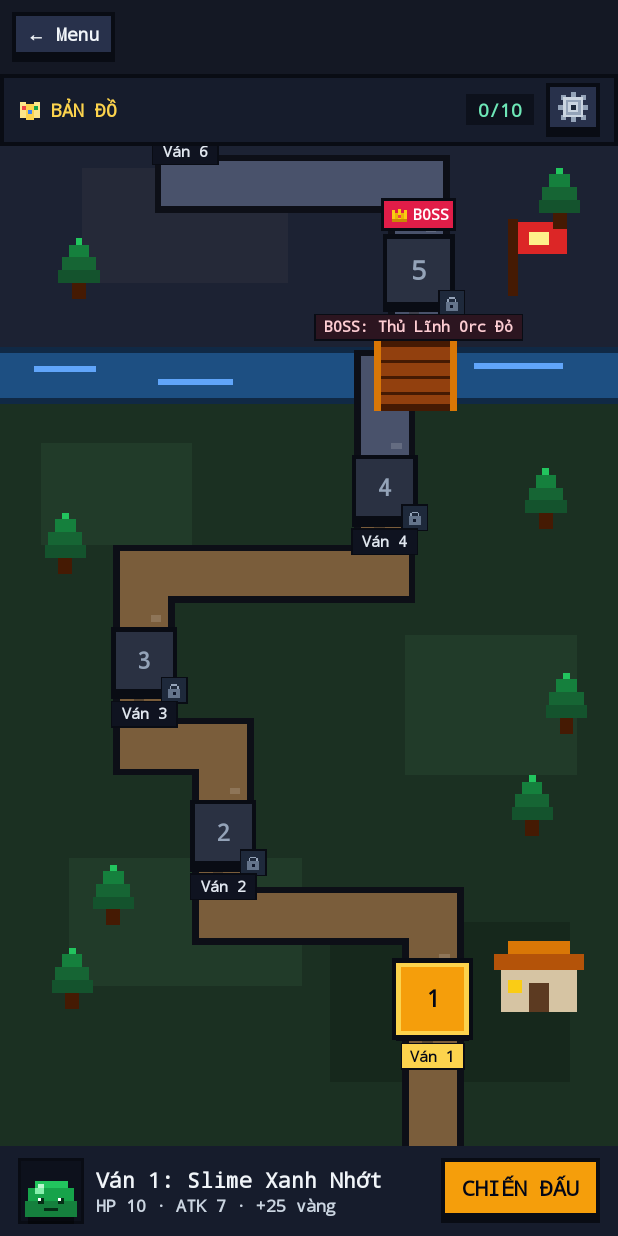
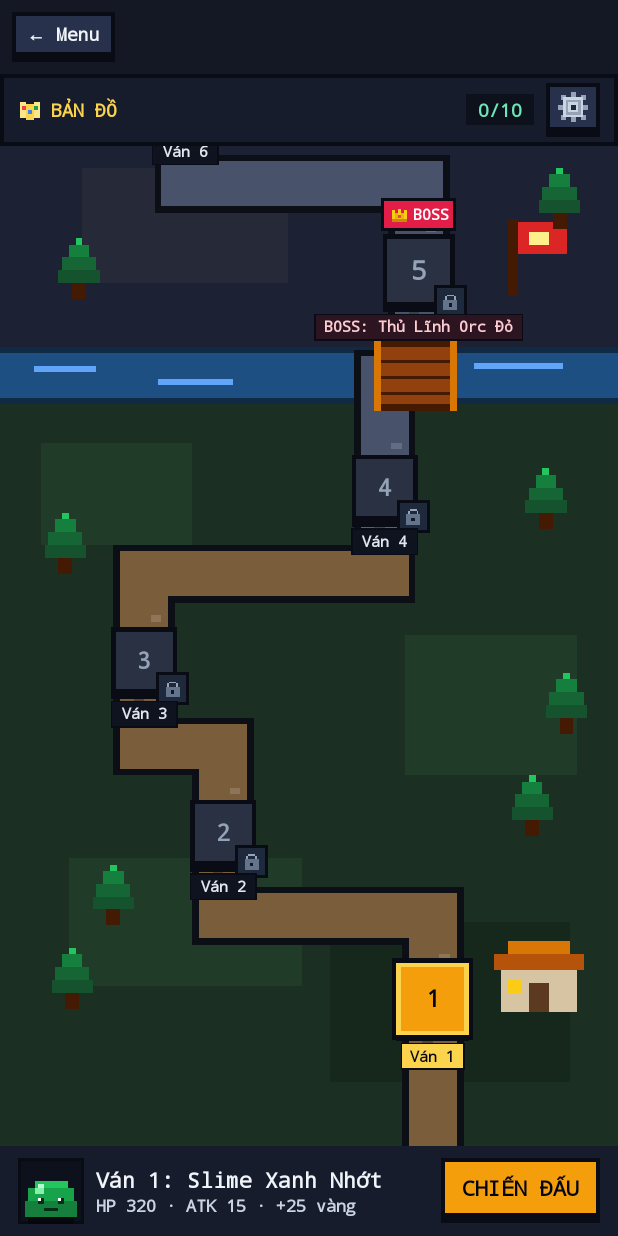
Before and after one commit to tuanduy14/PUG-androidG2026-, an Android app: the screen it shows after launch (MapActivity), after a tap on "CHIẾN ĐẤU", on a phone screen of 412 x 824 dp. Run offline under Robolectric (Android 15) with nearby library versions, the phone set to English and light mode, and no system bars.

Commit message:
final update

```diff
--- a/app/src/main/java/com/example/pugcore/GameData.java
+++ b/app/src/main/java/com/example/pugcore/GameData.java
@@ -86,7 +86,7 @@ public final class GameData {
         public final Archetype archetype; public final String name, tagline;
         Stage(int stage, boolean boss, Archetype a, String name, int hp, int atk, int gold, int exp, String tagline) {
             this.stage = stage; this.isBoss = boss; this.archetype = a; this.name = name;
-            this.maxHp = Math.max(1, Math.round(hp * MONSTER_HP_SCALE));
+            this.maxHp = Math.max(1, hp);
             this.atk = atk; this.attack = atk; this.goldReward = gold; this.rewardGold = gold; this.expReward = exp; this.tagline = tagline;
         }
     }
@@ -97,18 +97,15 @@ public final class GameData {
         }
     }
 
-    // ====== CÂN BẰNG GAME (chỉnh ở đây) ======
-    /** Thời gian 1 lượt tấn công. Bản mẫu là 3s (click), hít đất thật chậm hơn nhiều nên để 20s. */
+
+
     public static final long RUSH_DURATION_MS = 20_000;
     public static final int TURN_SECONDS = 20;
     public static final int POTION_HEAL = 50;
     public static final int POTION_PRICE = 20;
     public static final int BASE_HP = 100;
-    /**
-     * Bản mẫu tính theo click (~10 click/giây), còn hít đất ~0,5 rep/giây => HP quái gốc quá cao.
-     * Toàn bộ HP quái được nhân với hệ số này. Muốn khó như bản mẫu thì đặt 1f.
-     */
-    public static final float MONSTER_HP_SCALE = 0.25f;
+
+
     public static final int BASE_HERO_HP = 100;
     public static final int TOTAL_STAGES = 10;
 
@@ -171,16 +168,16 @@ public final class GameData {
     };
 
     public static final Monster[] MONSTERS = {
-            new Monster(1, false, Archetype.SLIME, "Slime Xanh Nhớt", 40, 7, 25, 8, "Quái tập sự ở bìa rừng"),
-            new Monster(2, false, Archetype.SLIME, "Slime Gai Rừng", 75, 10, 36, 12, "Slime đột biến hung hãn hơn"),
-            new Monster(3, false, Archetype.GOBLIN, "Yêu Tinh Goblin", 120, 14, 50, 16, "Kẻ cướp ranh mãnh cầm dao găm"),
-            new Monster(4, false, Archetype.GOBLIN, "Goblin Đạo Tặc", 175, 19, 70, 22, "Tên trinh sát canh cổng doanh trại"),
-            new Monster(5, true, Archetype.ORC, "Thủ Lĩnh Orc Đỏ", 300, 26, 145, 48, "BOSS VÁN 5 · Bạo chúa rừng sâu"),
-            new Monster(6, false, Archetype.SKELETON, "Bộ Xương Kiếm Sĩ", 360, 31, 115, 38, "Chiến binh cổ đại trong hầm mộ"),
-            new Monster(7, false, Archetype.SKELETON, "Kỵ Sĩ Xương Đen", 460, 37, 150, 50, "Hộ vệ bất tử với thanh kiếm nguyền"),
-            new Monster(8, false, Archetype.ORC, "Orc Thiết Giáp", 600, 45, 195, 65, "Cận vệ tinh nhuệ của Ma Vương"),
-            new Monster(9, false, Archetype.SKELETON, "Tử Thần Hầm Ngục", 780, 54, 250, 82, "Cửa ngõ cuối trước hang Rồng"),
-            new Monster(10, true, Archetype.DRAGON, "Rồng Lửa Cổ Đại", 1150, 68, 500, 160, "BOSS CUỐI VÁN 10 · Chúa tể dung nham"),
+            new Monster(1, false, Archetype.SLIME, "Slime Xanh Nhớt", 320, 15, 25, 8, "Quái tập sự ở bìa rừng"),
+            new Monster(2, false, Archetype.SLIME, "Slime Gai Rừng", 450, 20, 36, 12, "Slime đột biến hung hãn hơn"),
+            new Monster(3, false, Archetype.GOBLIN, "Yêu Tinh Goblin", 720, 44, 50, 16, "Kẻ cướp ranh mãnh cầm dao găm"),
+            new Monster(4, false, Archetype.GOBLIN, "Goblin Đạo Tặc", 980, 68, 70, 22, "Tên trinh sát canh cổng doanh trại"),
+            new Monster(5, true, Archetype.ORC, "Thủ Lĩnh Orc Đỏ", 2000, 82, 145, 48, "BOSS VÁN 5 · Bạo chúa rừng sâu"),
+            new Monster(6, false, Archetype.SKELETON, "Bộ Xương Kiếm Sĩ", 1320, 72, 115, 38, "Chiến binh cổ đại trong hầm mộ"),
+            new Monster(7, false, Archetype.SKELETON, "Kỵ Sĩ Xương Đen", 2130, 57, 150, 50, "Hộ vệ bất tử với thanh kiếm nguyền"),
+            new Monster(8, false, Archetype.ORC, "Orc Thiết Giáp", 1780, 246, 195, 65, "Cận vệ tinh nhuệ của Ma Vương"),
+            new Monster(9, false, Archetype.SKELETON, "Tử Thần Hầm Ngục", 2750, 176, 250, 82, "Cửa ngõ cuối trước hang Rồng"),
+            new Monster(10, true, Archetype.DRAGON, "Rồng Lửa Cổ Đại", 5000, 135, 500, 160, "BOSS CUỐI VÁN 10 · Chúa tể dung nham"),
     };
 
     public static final Stage[] STAGES = MONSTERS;
--- a/app/src/main/java/com/example/pugcore/MapActivity.java
+++ b/app/src/main/java/com/example/pugcore/MapActivity.java
@@ -84,7 +84,8 @@ public class MapActivity extends AppCompatActivity {
         icon.setMonster(s.archetype);
         bossTag.setVisibility(s.isBoss ? View.VISIBLE : View.GONE);
         tvName.setText("Ván " + s.stage + ": " + s.name);
-        tvStats.setText("HP " + s.maxHp + " · ATK " + s.atk + " · +" + s.goldReward + " vàng");
+        tvStats.setText("HP " + s.maxHp + " · ATK " + s.atk + (player.isCleared(s.stage)
+                ? " · ĐÃ THẮNG (không thưởng)" : " · +" + s.goldReward + " vàng"));
         footer.setBackgroundColor(s.isBoss ? 0xFF2C1520 : 0xFF161C2C);
         btnFight.setBackground(PixelUi.button(this, s.isBoss ? 0xFFF43F5E : 0xFFF59E0B));
         btnFight.setTextColor(s.isBoss ? 0xFFFFFFFF : PixelUi.DARK_TEXT);
--- a/app/src/main/java/com/example/pugcore/PixelArt.java
+++ b/app/src/main/java/com/example/pugcore/PixelArt.java
@@ -9,11 +9,7 @@ import java.util.HashMap;
 import java.util.List;
 import java.util.Map;
 
-/**
- * Pixel art vẽ bằng các hình chữ nhật, port từ các thẻ <rect> SVG trong PixelSprites.tsx.
- * Định dạng: "x,y,w,h,#màu[,alpha];..." — màu bắt đầu bằng '*' là màu có thể thay (tint).
- * Caller tự canvas.scale(...) rồi gọi draw() với đơn vị 1 => không bị hở nét giữa các ô.
- */
+
 public final class PixelArt {
     private PixelArt() {}
 
@@ -51,12 +47,18 @@ public final class PixelArt {
 
     /** Vẽ icon 12x12 vào ô vuông (left, top, size px). */
     public static void drawIcon(Canvas c, Paint p, String name, float left, float top, float size) {
+        drawIcon(c, p, name, left, top, size, false, 0);
+    }
+
+    /** Như trên nhưng đổi màu các phần tử có thể tint (icon có dấu '*'). */
+    public static void drawIcon(Canvas c, Paint p, String name, float left, float top, float size,
+                                boolean hasTint, int tint) {
         List<R> r = ICONS.get(name);
         if (r == null) return;
         c.save();
         c.translate(left, top);
         c.scale(size / 12f, size / 12f);
-        draw(c, p, r);
+        draw(c, p, r, 0, 0, hasTint, tint);
         c.restore();
     }
 
@@ -99,7 +101,7 @@ public final class PixelArt {
         ICONS.put("shop", parse("1,2,10,3,#ef4444;3,2,2,3,#fef2f2;7,2,2,3,#fef2f2;2,5,8,6,#d97706;4,7,4,4,#451a03"));
         ICONS.put("crown", parse("1,3,2,6,#facc15;5,2,2,7,#facc15;9,3,2,6,#facc15;3,5,2,4,#eab308;7,5,2,4,#eab308;1,9,10,2,#ca8a04;5,6,2,2,#ef4444"));
         ICONS.put("lock", parse("4,2,4,1,#94a3b8;3,3,1,2,#94a3b8;8,3,1,2,#94a3b8;2,5,8,6,#64748b;5,7,2,2,#0f172a"));
-        ICONS.put("check", parse("9,2,2,2,#4ade80;7,4,2,2,#4ade80;5,6,2,2,#4ade80;3,8,2,2,#4ade80;1,6,2,2,#4ade80"));
+        ICONS.put("check", parse("9,2,2,2,*#4ade80;7,4,2,2,*#4ade80;5,6,2,2,*#4ade80;3,8,2,2,*#4ade80;1,6,2,2,*#4ade80"));
         ICONS.put("map", parse("1,2,3,8,#fde68a;4,3,4,8,#fcd34d;8,2,3,8,#fde68a;2,4,2,2,#ef4444;5,6,2,2,#3b82f6;8,4,2,2,#16a34a"));
         ICONS.put("ticket", parse("1,3,10,6,#fbbf24;1,3,10,1,#fde68a;5,3,1,6,#b45309;3,5,1,2,#b45309;8,5,1,2,#b45309;0,5,1,2,#78350f;11,5,1,2,#78350f"));
         ICONS.put("gear", parse("5,0,2,2,#94a3b8;5,10,2,2,#94a3b8;0,5,2,2,#94a3b8;10,5,2,2,#94a3b8;1,1,2,2,#94a3b8;9,1,2,2,#94a3b8;1,9,2,2,#94a3b8;9,9,2,2,#94a3b8;2,2,8,8,#cbd5e1;3,3,6,6,#94a3b8;4,4,4,4,#cbd5e1;5,5,2,2,#1e293b"));
--- a/app/src/main/java/com/example/pugcore/PlayerData.java
+++ b/app/src/main/java/com/example/pugcore/PlayerData.java
@@ -34,19 +34,19 @@ public class PlayerData {
 
     // ---- Gacha
     public int gachaTickets = 0;
-    public int gachaPity = 0; // số lượt quay liên tiếp chưa ra Huyền thoại (đủ 70 thì lượt kế tiếp chắc chắn ra)
+    public int gachaPity = 0;
 
-    // ---- Plank: 3 giây giữ chuẩn = 1 EXP, thời gian cộng dồn trong ngày để nhận vé Gacha
+
     public static final long PLANK_MS_PER_EXP = 3000;
     public static final long[] PLANK_MILESTONE_S = {60, 150, 240, 300};
-    public static final int[] PLANK_MILESTONE_TICKETS = {1, 2, 2, 5}; // tổng 10 vé/ngày
+    public static final int[] PLANK_MILESTONE_TICKETS = {1, 2, 2, 5};
     public static final long PLANK_GOAL_S = 300;
-    public String plankDay = "";      // ngày của bộ đếm bên dưới (yyyy-MM-dd, giờ máy)
-    public long plankDailyMs = 0;     // tổng thời gian Plank chuẩn hôm nay
-    public int plankClaimedMask = 0;  // bit i = đã nhận vé ở mốc i hôm nay
-    public long plankRemainderMs = 0; // phần lẻ chưa đủ 3 giây, giữ qua các hiệp để không mất EXP
+    public String plankDay = "";
+    public long plankDailyMs = 0;
+    public int plankClaimedMask = 0;
+    public long plankRemainderMs = 0;
 
-    // ---- Số rep hít đất đã làm trong ngày (Tập luyện + Chiến đấu), về 0 lúc 00:00
+
     public int pushupToday = 0;
 
     public static PlayerData load(Context context) {
@@ -67,7 +67,7 @@ public class PlayerData {
         p.gachaTickets = sp.getInt("gachaTickets", 0);
         p.gachaPity = sp.getInt("gachaPity", 0);
 
-        // Dữ liệu cũ chưa có kho đồ: coi như đã sở hữu mọi món từ đầu bậc thang tới món đang dùng
+
         String ow = sp.getString("ownedWeapons", null);
         String oa = sp.getString("ownedArmors", null);
         if (ow == null) for (int i = 0; i <= p.weaponId; i++) p.ownedWeapons.add(i); else parse(ow, p.ownedWeapons);
@@ -189,7 +189,6 @@ public class PlayerData {
         return new SimpleDateFormat("yyyy-MM-dd", Locale.US).format(new Date());
     }
 
-    /** Sang ngày mới (00:00 giờ máy) thì đưa tiến độ Plank trong ngày và các mốc đã nhận về 0. */
     public void rollDaily() {
         String t = today();
         if (!t.equals(plankDay)) {
--- a/app/src/main/java/com/example/pugcore/PoseTracker.java
+++ b/app/src/main/java/com/example/pugcore/PoseTracker.java
@@ -52,8 +52,8 @@ public class PoseTracker {
     }
 
     private static final String TAG = "PoseTracker";
-    private static final double DOWN_ANGLE = 110;
-    private static final double UP_ANGLE = 140;
+    private static final double DOWN_ANGLE = 90;
+    private static final double UP_ANGLE = 160;
     private static final float MIN_VISIBILITY = 0.5f;
 
     private static final long MIN_FRAME_INTERVAL_MS = 100;
--- a/app/src/main/java/com/example/pugcore/StageMapView.java
+++ b/app/src/main/java/com/example/pugcore/StageMapView.java
@@ -165,10 +165,12 @@ public class StageMapView extends View {
 
         // huy hiệu hoàn thành / khoá
         if (isCleared || !unlocked) {
-            float bs = 16 * d, bx = cx + half - bs + 6 * d, by = cy + half - bs + 6 * d;
-            rect(c, bx - d, by - d, bx + bs + d, by + bs + d, PixelUi.OUTLINE);
-            rect(c, bx, by, bx + bs, by + bs, isCleared ? 0xFF34D399 : 0xFF1E293B);
-            PixelArt.drawIcon(c, paint, isCleared ? "check" : "lock", bx + 2 * d, by + 2 * d, bs - 4 * d);
+            float bs = 18 * d, bx = cx + half - bs + 6 * d, by = cy + half - bs + 6 * d;
+            // ✓: nền tối + viền vàng + dấu ✓ vàng để nổi bật trên ô màu xanh lá
+            rect(c, bx - 2 * d, by - 2 * d, bx + bs + 2 * d, by + bs + 2 * d, isCleared ? 0xFFFDE047 : PixelUi.OUTLINE);
+            rect(c, bx, by, bx + bs, by + bs, isCleared ? 0xFF0F172A : 0xFF1E293B);
+            if (isCleared) PixelArt.drawIcon(c, paint, "check", bx + 2 * d, by + 2 * d, bs - 4 * d, true, 0xFFFDE047);
+            else PixelArt.drawIcon(c, paint, "lock", bx + 2 * d, by + 2 * d, bs - 4 * d);
         }
 
         // nhãn BOSS phía trên
--- a/app/src/main/java/com/example/pugcore/TrainingActivity.java
+++ b/app/src/main/java/com/example/pugcore/TrainingActivity.java
@@ -142,7 +142,7 @@ public class TrainingActivity extends AppCompatActivity {
         if (!f.hasPerson()) {
             tvDebug.setText("Không thấy người trong khung hình" + size);
         } else if (Double.isNaN(f.angle)) {
-            tvDebug.setText("Thấy người nhưng tay " + f.arm + " chưa rõ (độ tin cậy thấp)" + size);
+            tvDebug.setText("Thấy người nhưng tay " + f.arm + " chưa rõ " + size);
         } else {
             tvDebug.setText(String.format(Locale.getDefault(), "Tay %s  |  góc %.0f°  |  %s",
                     f.arm, f.angle, f.down ? "ĐÃ HẠ, duỗi >160° để tính rep" : "co <90° để hạ") + size);
--- a/app/src/main/res/layout/activity_gacha.xml
+++ b/app/src/main/res/layout/activity_gacha.xml
@@ -165,7 +165,7 @@
                         android:layout_width="wrap_content"
                         android:layout_height="wrap_content"
                         android:layout_marginTop="4dp"
-                        android:text="Quay x10 chắc chắn có ≥ 1 trang bị Sử thi trở lên"
+                        android:text="Quay x10 chắc chắn nhận trang bị Sử thi trở lên"
                         android:textColor="#C084FC"
                         android:textSize="11sp" />
                 </LinearLayout>
--- a/app/src/main/res/layout/activity_menu.xml
+++ b/app/src/main/res/layout/activity_menu.xml
@@ -311,7 +311,7 @@
                 android:gravity="center"
                 android:paddingTop="12dp"
                 android:paddingBottom="16dp"
-                android:text="GACHA"
+                android:text="MỞ RƯƠNG"
                 android:textColor="#FFFFFF"
                 android:textSize="13sp"
                 android:textStyle="bold" />
```
Also changed, not shown: app/src/main/java/com/example/pugcore/BattleActivity.java (+23 -7 lines), app/src/main/java/com/example/pugcore/GachaActivity.java (+4 -4 lines), app/src/main/res/layout/activity_battle.xml (+6 -6 lines).
